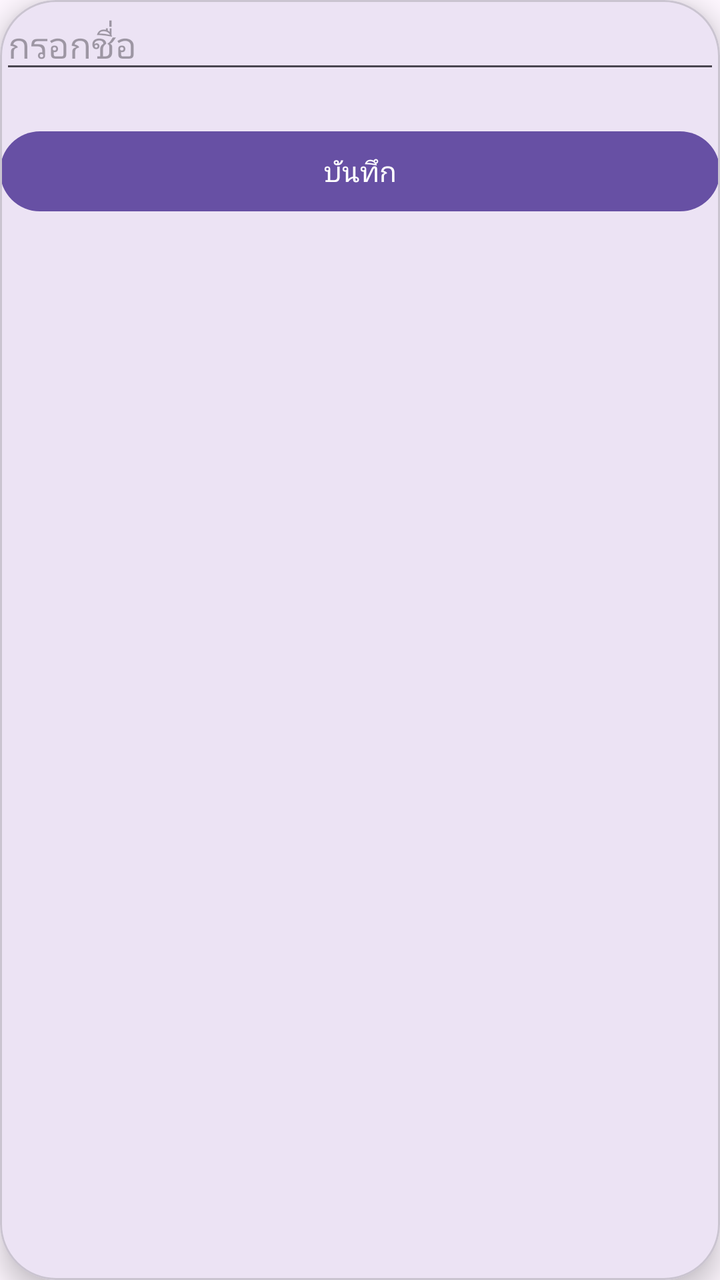
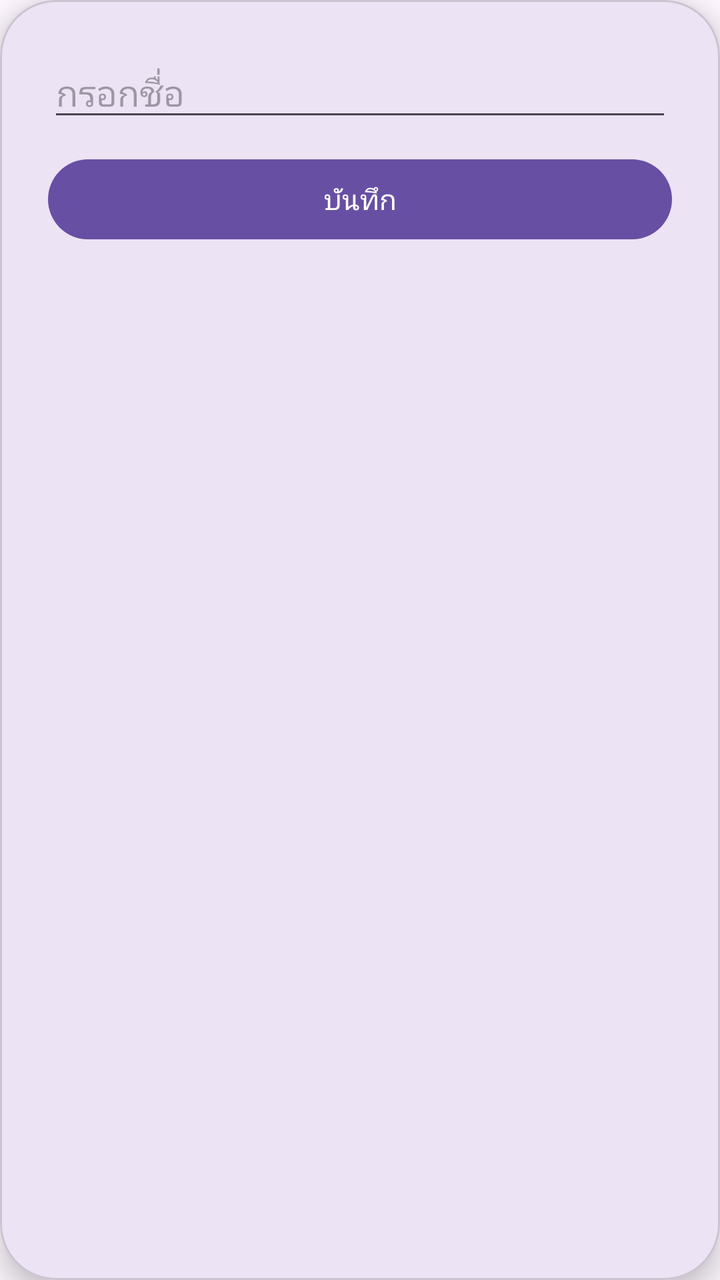

Screens rendered from an Android XML layout before and after an edit, with the pre-edit source and the edit as a unified diff.
<!-- AndroidManifest.xml: application theme Theme.Project -->
<!-- res/layout/dialog_edit_name.xml -->
<?xml version="1.0" encoding="utf-8"?>
<com.google.android.material.card.MaterialCardView
    xmlns:android="http://schemas.android.com/apk/res/android"
    xmlns:app="http://schemas.android.com/apk/res-auto"
    android:layout_width="match_parent"
    android:layout_height="wrap_content"
    android:layout_margin="24dp"
    app:cardCornerRadius="28dp"
    app:cardElevation="8dp"
    android:padding="24dp">

    <LinearLayout
        android:layout_width="match_parent"
        android:layout_height="wrap_content"
        android:orientation="vertical">

        <EditText
            android:id="@+id/etEditName"
            android:layout_width="match_parent"
            android:layout_height="wrap_content"
            android:hint="กรอกชื่อ"
            android:textSize="18sp"/>

        <com.google.android.material.button.MaterialButton
            android:id="@+id/btnSaveName"
            android:layout_width="match_parent"
            android:layout_height="48dp"
            android:layout_marginTop="20dp"
            android:text="บันทึก"
            app:cornerRadius="20dp"/>

    </LinearLayout>

</com.google.android.material.card.MaterialCardView>
<!-- resources referenced by this layout -->
<resources>
  <style name="Theme.Project" parent="Base.Theme.Project" />
  <style name="Base.Theme.Project" parent="Theme.Material3.DayNight.NoActionBar">
          
          
      </style>
</resources>

<!-- the commit's change to res/layout/dialog_edit_name.xml (unified diff, before → after) -->
@@ -12,7 +12,8 @@
     <LinearLayout
         android:layout_width="match_parent"
         android:layout_height="wrap_content"
-        android:orientation="vertical">
+        android:orientation="vertical"
+        android:padding="24dp">
 
         <EditText
             android:id="@+id/etEditName"
@@ -25,7 +26,7 @@
             android:id="@+id/btnSaveName"
             android:layout_width="match_parent"
             android:layout_height="48dp"
-            android:layout_marginTop="20dp"
+            android:layout_marginTop="10dp"
             android:text="บันทึก"
             app:cornerRadius="20dp"/>
 
